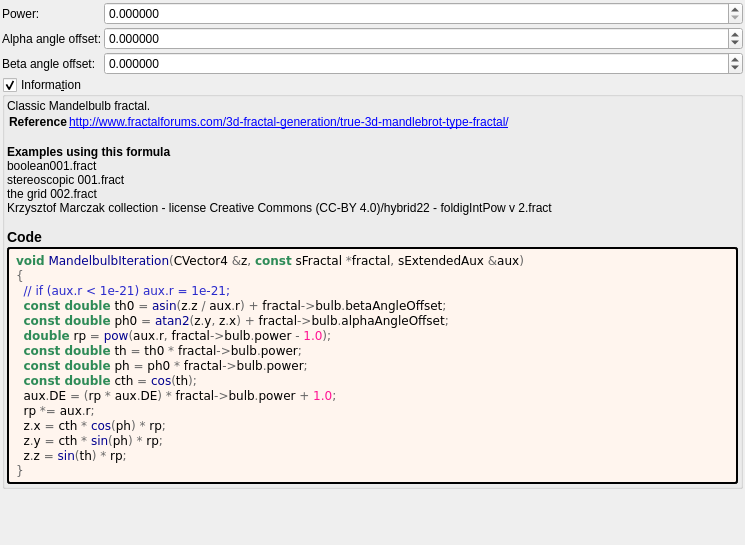
The window that mandelbulber2/formula/ui/mandelbulb.ui (buddhi1980/mandelbulber2) describes before a commit, drawn with Qt 5.
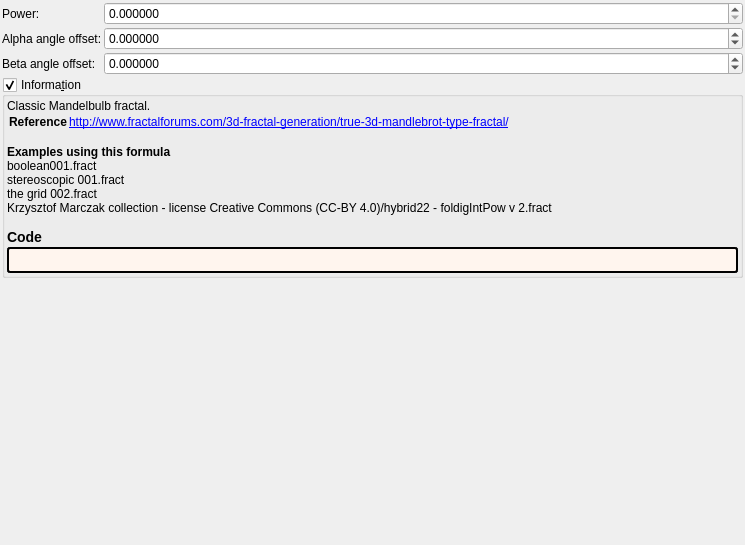
The same window after the commit. Custom widgets are drawn as their Qt base class.

What changed in the file:
```diff
--- a/mandelbulber2/formula/ui/mandelbulb.ui
+++ b/mandelbulber2/formula/ui/mandelbulb.ui
@@ -194,24 +194,7 @@
          <string notr="true">border-style: outset; border-width: 2px; border-radius: 3px; border-color: black; background-color: #fff5ee; padding: 4px;</string>
         </property>
         <property name="text">
-         <string notr="true">&lt;body style=&quot;background-color:#fff5ee&quot;&gt;
-&lt;pre style=&quot;color:#000000; background-color:#fff5ee;  font-family:'Courier New',monospace;&quot;&gt;&lt;span style=&quot;color:#2e8b57; font-weight:bold&quot;&gt;void&lt;/span&gt; &lt;span style=&quot;color:#00008f&quot;&gt;MandelbulbIteration&lt;/span&gt;&lt;span style=&quot;color:#676767&quot;&gt;(&lt;/span&gt;CVector4 &lt;span style=&quot;color:#676767&quot;&gt;&amp;amp;&lt;/span&gt;z&lt;span style=&quot;color:#676767&quot;&gt;,&lt;/span&gt; &lt;span style=&quot;color:#2e8b57; font-weight:bold&quot;&gt;const&lt;/span&gt; sFractal &lt;span style=&quot;color:#676767&quot;&gt;*&lt;/span&gt;fractal&lt;span style=&quot;color:#676767&quot;&gt;,&lt;/span&gt; sExtendedAux &lt;span style=&quot;color:#676767&quot;&gt;&amp;amp;&lt;/span&gt;aux&lt;span style=&quot;color:#676767&quot;&gt;)&lt;/span&gt;
-&lt;span style=&quot;color:#676767&quot;&gt;{&lt;/span&gt;
-  &lt;span style=&quot;color:#2929cc&quot;&gt;// if (aux.r &amp;lt; 1e-21) aux.r = 1e-21;&lt;/span&gt;
-  &lt;span style=&quot;color:#2e8b57; font-weight:bold&quot;&gt;const double&lt;/span&gt; th0 &lt;span style=&quot;color:#676767&quot;&gt;=&lt;/span&gt; &lt;span style=&quot;color:#00008f&quot;&gt;asin&lt;/span&gt;&lt;span style=&quot;color:#676767&quot;&gt;(&lt;/span&gt;z&lt;span style=&quot;color:#676767&quot;&gt;.&lt;/span&gt;z &lt;span style=&quot;color:#676767&quot;&gt;/&lt;/span&gt; aux&lt;span style=&quot;color:#676767&quot;&gt;.&lt;/span&gt;r&lt;span style=&quot;color:#676767&quot;&gt;) +&lt;/span&gt; fractal&lt;span style=&quot;color:#676767&quot;&gt;-&amp;gt;&lt;/span&gt;bulb&lt;span style=&quot;color:#676767&quot;&gt;.&lt;/span&gt;betaAngleOffset&lt;span style=&quot;color:#676767&quot;&gt;;&lt;/span&gt;
-  &lt;span style=&quot;color:#2e8b57; font-weight:bold&quot;&gt;const double&lt;/span&gt; ph0 &lt;span style=&quot;color:#676767&quot;&gt;=&lt;/span&gt; &lt;span style=&quot;color:#00008f&quot;&gt;atan2&lt;/span&gt;&lt;span style=&quot;color:#676767&quot;&gt;(&lt;/span&gt;z&lt;span style=&quot;color:#676767&quot;&gt;.&lt;/span&gt;y&lt;span style=&quot;color:#676767&quot;&gt;,&lt;/span&gt; z&lt;span style=&quot;color:#676767&quot;&gt;.&lt;/span&gt;x&lt;span style=&quot;color:#676767&quot;&gt;) +&lt;/span&gt; fractal&lt;span style=&quot;color:#676767&quot;&gt;-&amp;gt;&lt;/span&gt;bulb&lt;span style=&quot;color:#676767&quot;&gt;.&lt;/span&gt;alphaAngleOffset&lt;span style=&quot;color:#676767&quot;&gt;;&lt;/span&gt;
-  &lt;span style=&quot;color:#2e8b57; font-weight:bold&quot;&gt;double&lt;/span&gt; rp &lt;span style=&quot;color:#676767&quot;&gt;=&lt;/span&gt; &lt;span style=&quot;color:#00008f&quot;&gt;pow&lt;/span&gt;&lt;span style=&quot;color:#676767&quot;&gt;(&lt;/span&gt;aux&lt;span style=&quot;color:#676767&quot;&gt;.&lt;/span&gt;r&lt;span style=&quot;color:#676767&quot;&gt;,&lt;/span&gt; fractal&lt;span style=&quot;color:#676767&quot;&gt;-&amp;gt;&lt;/span&gt;bulb&lt;span style=&quot;color:#676767&quot;&gt;.&lt;/span&gt;power &lt;span style=&quot;color:#676767&quot;&gt;-&lt;/span&gt; &lt;span style=&quot;color:#ff1493&quot;&gt;1.0&lt;/span&gt;&lt;span style=&quot;color:#676767&quot;&gt;);&lt;/span&gt;
-  &lt;span style=&quot;color:#2e8b57; font-weight:bold&quot;&gt;const double&lt;/span&gt; th &lt;span style=&quot;color:#676767&quot;&gt;=&lt;/span&gt; th0 &lt;span style=&quot;color:#676767&quot;&gt;*&lt;/span&gt; fractal&lt;span style=&quot;color:#676767&quot;&gt;-&amp;gt;&lt;/span&gt;bulb&lt;span style=&quot;color:#676767&quot;&gt;.&lt;/span&gt;power&lt;span style=&quot;color:#676767&quot;&gt;;&lt;/span&gt;
-  &lt;span style=&quot;color:#2e8b57; font-weight:bold&quot;&gt;const double&lt;/span&gt; ph &lt;span style=&quot;color:#676767&quot;&gt;=&lt;/span&gt; ph0 &lt;span style=&quot;color:#676767&quot;&gt;*&lt;/span&gt; fractal&lt;span style=&quot;color:#676767&quot;&gt;-&amp;gt;&lt;/span&gt;bulb&lt;span style=&quot;color:#676767&quot;&gt;.&lt;/span&gt;power&lt;span style=&quot;color:#676767&quot;&gt;;&lt;/span&gt;
-  &lt;span style=&quot;color:#2e8b57; font-weight:bold&quot;&gt;const double&lt;/span&gt; cth &lt;span style=&quot;color:#676767&quot;&gt;=&lt;/span&gt; &lt;span style=&quot;color:#00008f&quot;&gt;cos&lt;/span&gt;&lt;span style=&quot;color:#676767&quot;&gt;(&lt;/span&gt;th&lt;span style=&quot;color:#676767&quot;&gt;);&lt;/span&gt;
-  aux&lt;span style=&quot;color:#676767&quot;&gt;.&lt;/span&gt;DE &lt;span style=&quot;color:#676767&quot;&gt;= (&lt;/span&gt;rp &lt;span style=&quot;color:#676767&quot;&gt;*&lt;/span&gt; aux&lt;span style=&quot;color:#676767&quot;&gt;.&lt;/span&gt;DE&lt;span style=&quot;color:#676767&quot;&gt;) *&lt;/span&gt; fractal&lt;span style=&quot;color:#676767&quot;&gt;-&amp;gt;&lt;/span&gt;bulb&lt;span style=&quot;color:#676767&quot;&gt;.&lt;/span&gt;power &lt;span style=&quot;color:#676767&quot;&gt;+&lt;/span&gt; &lt;span style=&quot;color:#ff1493&quot;&gt;1.0&lt;/span&gt;&lt;span style=&quot;color:#676767&quot;&gt;;&lt;/span&gt;
-  rp &lt;span style=&quot;color:#676767&quot;&gt;*=&lt;/span&gt; aux&lt;span style=&quot;color:#676767&quot;&gt;.&lt;/span&gt;r&lt;span style=&quot;color:#676767&quot;&gt;;&lt;/span&gt;
-  z&lt;span style=&quot;color:#676767&quot;&gt;.&lt;/span&gt;x &lt;span style=&quot;color:#676767&quot;&gt;=&lt;/span&gt; cth &lt;span style=&quot;color:#676767&quot;&gt;*&lt;/span&gt; &lt;span style=&quot;color:#00008f&quot;&gt;cos&lt;/span&gt;&lt;span style=&quot;color:#676767&quot;&gt;(&lt;/span&gt;ph&lt;span style=&quot;color:#676767&quot;&gt;) *&lt;/span&gt; rp&lt;span style=&quot;color:#676767&quot;&gt;;&lt;/span&gt;
-  z&lt;span style=&quot;color:#676767&quot;&gt;.&lt;/span&gt;y &lt;span style=&quot;color:#676767&quot;&gt;=&lt;/span&gt; cth &lt;span style=&quot;color:#676767&quot;&gt;*&lt;/span&gt; &lt;span style=&quot;color:#00008f&quot;&gt;sin&lt;/span&gt;&lt;span style=&quot;color:#676767&quot;&gt;(&lt;/span&gt;ph&lt;span style=&quot;color:#676767&quot;&gt;) *&lt;/span&gt; rp&lt;span style=&quot;color:#676767&quot;&gt;;&lt;/span&gt;
-  z&lt;span style=&quot;color:#676767&quot;&gt;.&lt;/span&gt;z &lt;span style=&quot;color:#676767&quot;&gt;=&lt;/span&gt; &lt;span style=&quot;color:#00008f&quot;&gt;sin&lt;/span&gt;&lt;span style=&quot;color:#676767&quot;&gt;(&lt;/span&gt;th&lt;span style=&quot;color:#676767&quot;&gt;) *&lt;/span&gt; rp&lt;span style=&quot;color:#676767&quot;&gt;;&lt;/span&gt;
-&lt;span style=&quot;color:#676767&quot;&gt;}&lt;/span&gt;
-&lt;/pre&gt;
-&lt;/body&gt;</string>
+         <string notr="true"></string>
         </property>
         <property name="wordWrap">
          <bool>true</bool>
```
